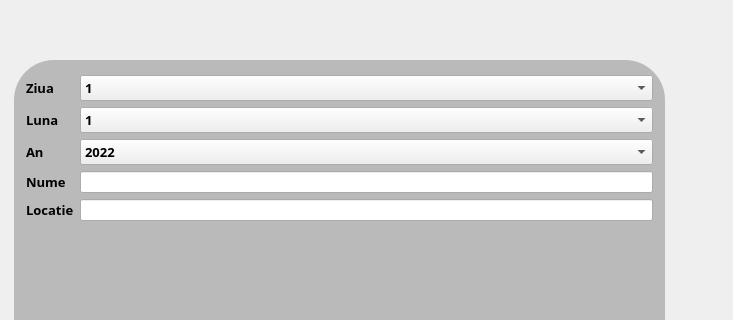
This is addcampaign.ui in ericktudor/ASPA as Qt 5 draws it before an edit; both pictures show x 156 to 889 and y 0 to 320 of the 1000 by 600 pixel window. The edited form follows.
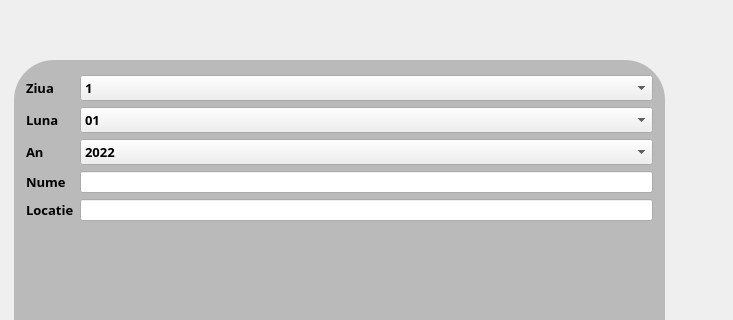
This is the edited form. Icons and pictures are not drawn.

Patch:
```diff
--- a/addcampaign.ui
+++ b/addcampaign.ui
@@ -86,7 +86,7 @@
       </property>
       <item>
        <property name="text">
-        <string>1</string>
+        <string>01</string>
        </property>
       </item>
       <item>
```
Left out of the diff: 16 changed lines with no effect on the pictures.
